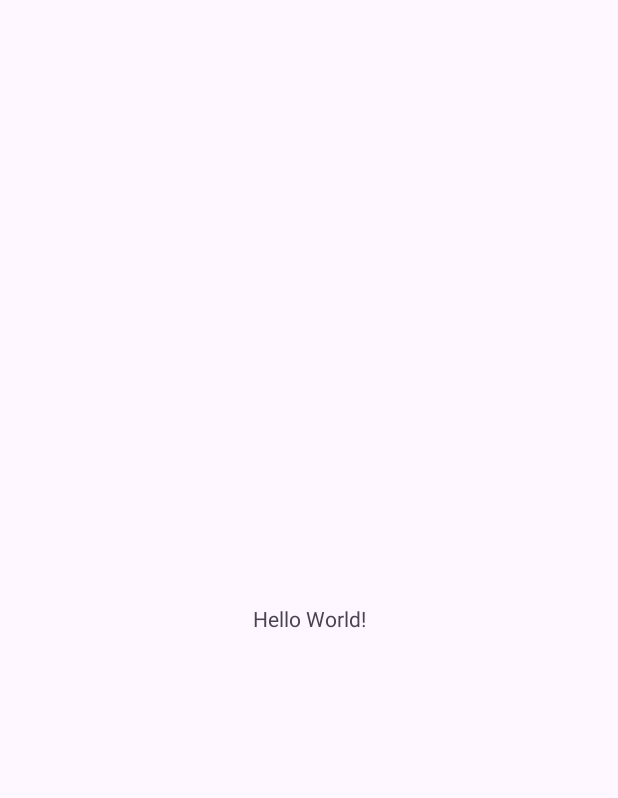
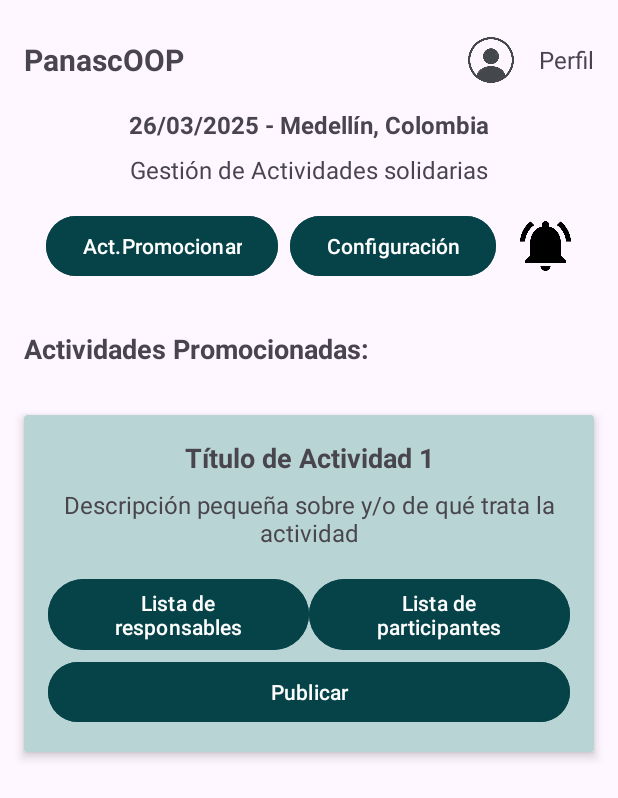
Before and after one commit to Juan200528/PanasCoopAndroid, an Android app: the screen it shows after launch (MainActivity before the commit, InformacionPantalla after it), on a phone screen of 412 x 824 dp. Before the commit the part shown is almost empty. Shown: the top 798 px of the screen. Run offline under Robolectric (Android 15) with nearby library versions, the phone set to English and light mode, and no system bars.

Commit message:
Informacio Pantalla

```diff
--- a/app/src/main/AndroidManifest.xml
+++ b/app/src/main/AndroidManifest.xml
@@ -14,6 +14,9 @@
         tools:targetApi="31">
         <activity
             android:name=".MainActivity"
+            android:exported="false" />
+        <activity
+            android:name=".InformacionPantalla"
             android:exported="true">
             <intent-filter>
                 <action android:name="android.intent.action.MAIN" />
--- /dev/null
+++ b/app/src/main/java/com/juan/panascoop/InformacionPantalla.java
@@ -0,0 +1,84 @@
+package com.juan.panascoop;
+
+import android.annotation.SuppressLint;
+import android.os.Bundle;
+import android.view.View;
+import android.widget.Button;
+import android.widget.ImageView;
+import android.widget.TextView;
+import androidx.annotation.Nullable;
+import androidx.appcompat.app.AppCompatActivity;
+import java.text.SimpleDateFormat;
+import java.util.Date;
+import java.util.Locale;
+
+public class InformacionPantalla extends AppCompatActivity {
+
+    private TextView txtFechaLugar;
+
+    @SuppressLint("MissingInflatedId")
+    @Override
+    protected void onCreate(@Nullable Bundle savedInstanceState) {
+        super.onCreate(savedInstanceState);
+        setContentView(R.layout.activity_informacion_pantalla);
+
+        // Inicializar vistas
+        txtFechaLugar = findViewById(R.id.txt_fecha_lugar);
+        ImageView imgPerfil = findViewById(R.id.img_perfil);
+        Button btnPromocionar = findViewById(R.id.btn_promocionar);
+        Button btnConfiguracion = findViewById(R.id.btn_configuracion);
+        ImageView imgNotificacion = findViewById(R.id.img_notificacion);
+        Button btnListaResponsables = findViewById(R.id.btn_lista_responsables);
+        Button btnListaParticipantes = findViewById(R.id.btn_lista_participantes);
+        Button btnPublicar = findViewById(R.id.btn_publicar);
+
+        // Establecer la fecha y el lugar automáticamente
+        setFechaLugar();
+
+        // Listeners para los botones
+        imgPerfil.setOnClickListener(view -> abrirPerfil());
+        btnPromocionar.setOnClickListener(view -> promocionarActividad());
+        btnConfiguracion.setOnClickListener(view -> abrirConfiguracion());
+        imgNotificacion.setOnClickListener(view -> mostrarNotificaciones());
+        btnListaResponsables.setOnClickListener(view -> abrirListaResponsables());
+        btnListaParticipantes.setOnClickListener(view -> abrirListaParticipantes());
+        btnPublicar.setOnClickListener(view -> publicarActividad());
+    }
+
+    private void setFechaLugar() {
+        // Obtener la fecha actual
+        String fechaActual = new SimpleDateFormat("dd/MM/yyyy", Locale.getDefault()).format(new Date());
+        // Lugar predefinido
+        String lugar = "Medellín, Colombia";
+        // Establecer en el TextView
+        txtFechaLugar.setText(fechaActual + " - " + lugar);
+    }
+
+    private void abrirPerfil() {
+        // Lógica para abrir perfil
+    }
+
+    private void promocionarActividad() {
+        // Lógica para promocionar actividad
+    }
+
+    private void abrirConfiguracion() {
+        // Lógica para abrir configuración
+    }
+
+    private void mostrarNotificaciones() {
+        // Lógica para mostrar notificaciones
+    }
+
+    private void abrirListaResponsables() {
+        // Lógica para mostrar lista de responsables
+    }
+
+    private void abrirListaParticipantes() {
+        // Lógica para mostrar lista de participantes
+    }
+
+    private void publicarActividad() {
+        // Lógica para publicar actividad
+    }
+}
--- /dev/null
+++ b/app/src/main/res/layout/activity_informacion_pantalla.xml
@@ -0,0 +1,175 @@
+<?xml version="1.0" encoding="utf-8"?>
+<LinearLayout xmlns:android="http://schemas.android.com/apk/res/android"
+    xmlns:app="http://schemas.android.com/apk/res-auto"
+    xmlns:tools="http://schemas.android.com/tools"
+    android:layout_width="match_parent"
+    android:layout_height="match_parent"
+    android:orientation="vertical"
+    tools:context=".InformacionPantalla">
+
+    <LinearLayout
+        android:layout_width="match_parent"
+        android:layout_height="wrap_content"
+        android:orientation="vertical"
+        android:padding="16dp">
+
+        <LinearLayout
+            android:layout_width="match_parent"
+            android:layout_height="wrap_content"
+            android:orientation="horizontal"
+            android:gravity="center_vertical">
+
+            <TextView
+                android:layout_width="0dp"
+                android:layout_height="wrap_content"
+                android:layout_weight="1"
+                android:text="PanascOOP"
+                android:textSize="20sp"
+                android:textStyle="bold" />
+
+            <ImageView
+                android:id="@+id/img_perfil"
+                android:layout_width="48dp"
+                android:layout_height="48dp"
+                android:src="@drawable/logoperfil"
+                android:clickable="true"
+                android:focusable="true"
+                android:scaleType="centerCrop"
+                android:layout_marginEnd="8dp" />
+
+            <TextView
+                android:layout_width="wrap_content"
+                android:layout_height="wrap_content"
+                android:text="Perfil"
+                android:textSize="16sp" />
+
+        </LinearLayout>
+
+        <TextView
+            android:id="@+id/txt_fecha_lugar"
+            android:layout_width="wrap_content"
+            android:layout_height="wrap_content"
+            android:textSize="16sp"
+            android:textStyle="bold"
+            android:layout_gravity="center_horizontal"
+            android:layout_marginTop="8dp"/>
+
+        <TextView
+            android:layout_width="wrap_content"
+            android:layout_height="wrap_content"
+            android:text="Gestión de Actividades solidarias"
+            android:textSize="16sp"
+            android:layout_gravity="center_horizontal"
+            android:layout_marginTop="8dp" />
+
+        <LinearLayout
+            android:layout_width="match_parent"
+            android:layout_height="wrap_content"
+            android:orientation="horizontal"
+            android:layout_marginTop="16dp"
+            android:gravity="center_horizontal">
+
+            <Button
+                android:id="@+id/btn_promocionar"
+                android:layout_width="wrap_content"
+                android:layout_height="wrap_content"
+                android:text="Act.Promocionar"
+                android:layout_marginEnd="8dp"
+                android:backgroundTint="#064349"
+                android:textColor="@android:color/white" />
+
+            <Button
+                android:id="@+id/btn_configuracion"
+                android:layout_width="wrap_content"
+                android:layout_height="wrap_content"
+                android:text="Configuración"
+                android:backgroundTint="#064349"
+                android:textColor="@android:color/white" />
+
+            <ImageView
+                android:id="@+id/img_notificacion"
+                android:layout_width="34dp"
+                android:layout_height="match_parent"
+                android:layout_marginStart="16dp"
+                android:src="@drawable/notificacion"/>
+
+        </LinearLayout>
+
+    </LinearLayout>
+
+    <TextView
+        android:layout_width="match_parent"
+        android:layout_height="wrap_content"
+        android:text="Actividades Promocionadas:"
+        android:textSize="18sp"
+        android:padding="16dp"
+        android:textStyle="bold" />
+
+    <androidx.cardview.widget.CardView
+        android:layout_width="match_parent"
+        android:layout_height="wrap_content"
+        android:layout_margin="16dp"
+        app:cardElevation="4dp"
+        android:backgroundTint="#B9D4D4">
+
+        <LinearLayout
+            android:layout_width="match_parent"
+            android:layout_height="wrap_content"
+            android:orientation="vertical"
+            android:padding="16dp">
+
+            <TextView
+                android:layout_width="match_parent"
+                android:layout_height="wrap_content"
+                android:text="Título de Actividad 1"
+                android:textSize="18sp"
+                android:textStyle="bold"
+                android:gravity="center" />
+
+            <TextView
+                android:layout_width="match_parent"
+                android:layout_height="wrap_content"
+                android:text="Descripción pequeña sobre y/o de qué trata la actividad"
+                android:textSize="16sp"
+                android:gravity="center"
+                android:layout_marginTop="8dp" />
+
+            <LinearLayout
+                android:layout_width="match_parent"
+                android:layout_height="wrap_content"
+                android:orientation="horizontal"
+                android:layout_marginTop="16dp">
+
+                <Button
+                    android:id="@+id/btn_lista_responsables"
+                    android:layout_width="0dp"
+                    android:layout_height="wrap_content"
+                    android:layout_weight="1"
+                    android:text="Lista de responsables"
+                    android:backgroundTint="#064349"
+                    android:textColor="@android:color/white" />
+
+                <Button
+                    android:id="@+id/btn_lista_participantes"
+                    android:layout_width="0dp"
+                    android:layout_height="wrap_content"
+                    android:layout_weight="1"
+                    android:text="Lista de participantes"
+                    android:backgroundTint="#064349"
+                    android:textColor="@android:color/white" />
+
+            </LinearLayout>
+
+            <Button
+                android:id="@+id/btn_publicar"
+                android:layout_width="match_parent"
+                android:layout_height="wrap_content"
+                android:text="Publicar"
+                android:backgroundTint="#064349"
+                android:textColor="@android:color/white" />
+
+        </LinearLayout>
+
+    </androidx.cardview.widget.CardView>
+
+</LinearLayout>
--- a/app/src/main/res/values/colors.xml
+++ b/app/src/main/res/values/colors.xml
@@ -1,5 +1,12 @@
 <?xml version="1.0" encoding="utf-8"?>
 <resources>
+    <color name="purple_200">#FFBB86FC</color>
+    <color name="purple_500">#FF6200EE</color>
+    <color name="purple_700">#FF3700B3</color>
+    <color name="teal_200">#FF03DAC5</color>
+    <color name="teal_700">#FF018786</color>
     <color name="black">#FF000000</color>
     <color name="white">#FFFFFFFF</color>
+    <color name="card_background">#B9D4D4</color>
+    <color name="button_background">#064349</color>
 </resources>
--- a/app/src/main/res/values/strings.xml
+++ b/app/src/main/res/values/strings.xml
@@ -1,3 +1,16 @@
 <resources>
-    <string name="app_name">PanasCoop</string>
+    <string name="app_name">PanascOOP</string>
+    <string name="titulo_actividad">Título de Actividad %1$d</string>
+    <string name="descripcion_actividad">Descripción pequeña sobre y/o de que trata la actividad</string>
+    <string name="fecha_actividad">Fecha de Actividad: %1$s</string>
+    <string name="lugar_actividad">Lugar de Actividad: %1$s</string>
+    <string name="lista_responsables">Lista de responsables</string>
+    <string name="lista_participantes">Lista de participantes</string>
+    <string name="publicar">Publicar</string>
+    <string name="panascoop">PanascOOP</string>
+    <string name="perfil">Perfil</string>
+    <string name="gestion_actividades">Gestión de Actividades solidarias</string>
+    <string name="act_recientes">Act. Recientes</string>
+    <string name="configuracion">Configuración</string>
+    <string name="actividades_promocionadas">Actividades Promocionadas:</string>
 </resources>
```
Also changed, not shown: app/src/main/res/drawable/logoperfil.png (added), app/src/main/res/drawable/notificacion.png (added).
